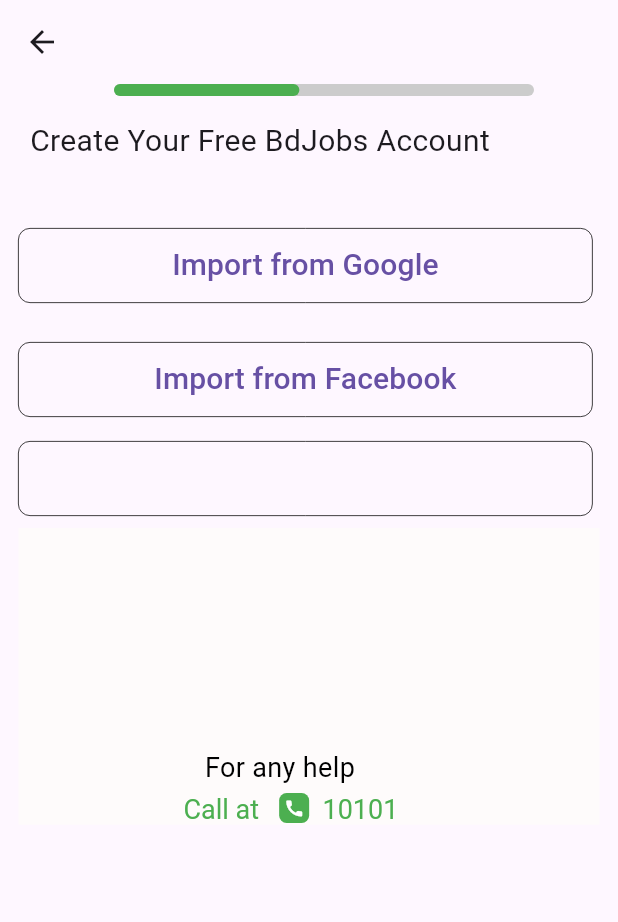
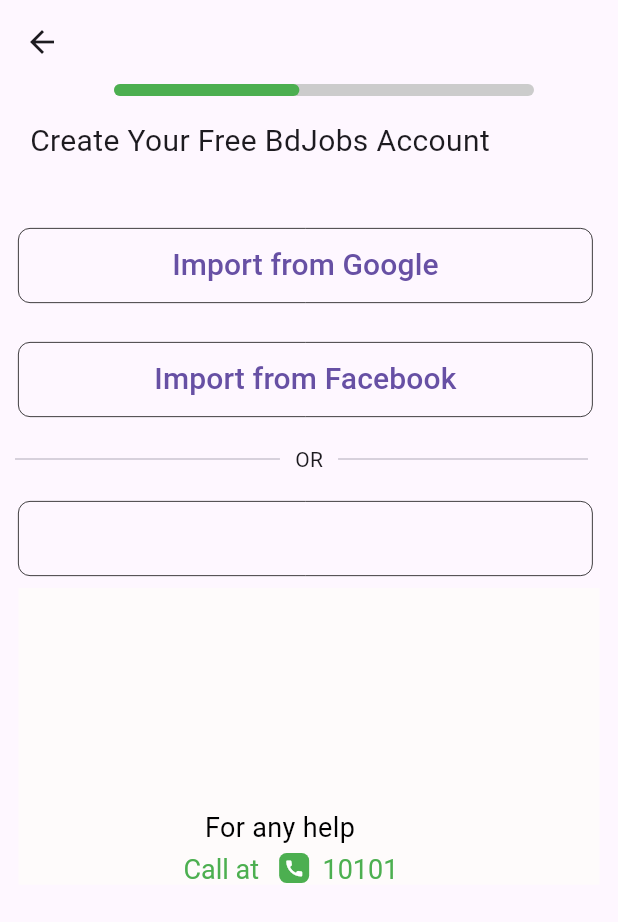
Before and after one commit to ArifHossain123/job_search, a Flutter app: the CreateAccount screen opened directly, on a phone screen of 412 x 824 dp. Shown: the top 922 px of the screen. Run offline on Flutter 3.47's test engine with Material 3 defaults, Android fonts, the phone set to English and light mode, and no system bars.

Commit message:
Create account

```diff
--- a/lib/create_account.dart
+++ b/lib/create_account.dart
@@ -141,6 +141,33 @@ class _CreateAccountState extends State<CreateAccount> {
                             ],
                           ),
                           //divider
+                          Row(
+                            children: <Widget>[
+                              Expanded(
+                                child: Container(
+                                  margin: const EdgeInsets.only(
+                                    left: 10,
+                                    right: 10,
+                                  ),
+                                  child: const Divider(
+                                    height: 40,
+                                  ),
+                                ),
+                              ),
+                              const Text('OR'),
+                              Expanded(
+                                child: Container(
+                                  margin: const EdgeInsets.only(
+                                    left: 10,
+                                    right: 20,
+                                  ),
+                                  child: const Divider(
+                                    height: 40,
+                                  ),
+                                ),
+                              ),
+                            ],
+                          ),
 
                           Row(
                             children: [
```
